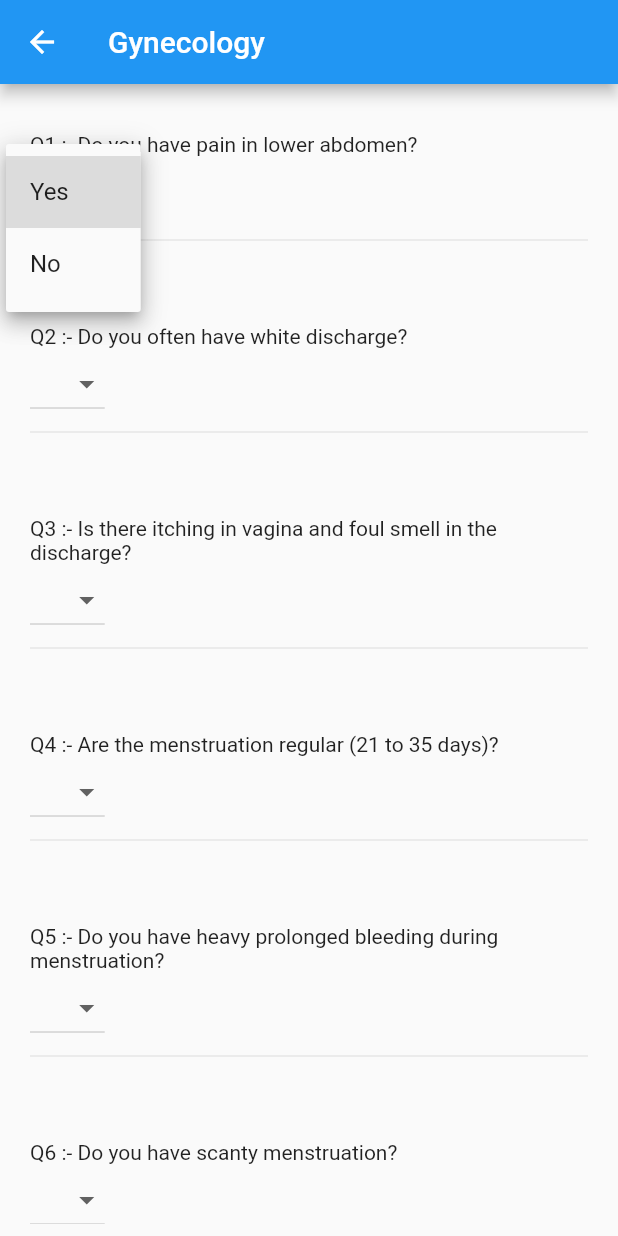
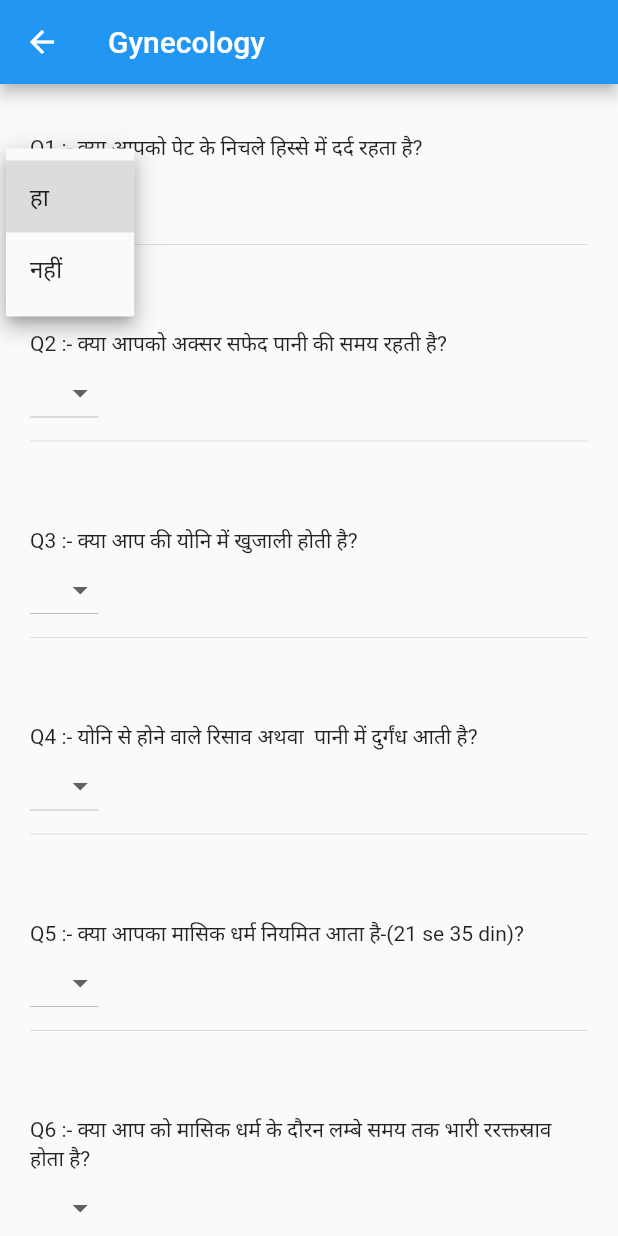
Before and after one commit to ManasviPatidar/mpgov-health, a Flutter app: the GynecologyPage screen opened directly with empty values, after a tap on the "arrow drop down" icon, on a phone screen of 412 x 824 dp. Run offline on Flutter 3.47's test engine with Material 2 defaults, Android fonts, the phone set to English and light mode, and no system bars; our stand-ins replace cloud_firestore, firebase_core, get; accounts and stored records are empty.

Commit message:
feat:hindi text

```diff
--- a/lib/details.dart
+++ b/lib/details.dart
@@ -76,111 +76,118 @@ class _DetailsPageState extends State<DetailsPage> {
         ['Gender', (data['gender'] ?? 'Not selected')],
         ['Address', (data['address'] ?? 'Not added')],
       ];
-      if (data['answers'].length == 10) {
+      if (data['answers'].length == 11) {
         answers = [
           [
-            'Q1: Do you have pain in lower abdomen?',
+            'Q1: क्या आपको पेट के निचले हिस्से में दर्द रहता है?',
             data['answers'][0] ?? 'Not answered',
           ],
           [
-            'Q2: Do you often have white discharge?',
+            'Q2: क्या आपको अक्सर सफेद पानी की समय रहती है?',
             data['answers'][1] ?? 'Not answered',
           ],
           [
-            'Q3: Is there itching in vagina and foul smell in the discharge?',
+            'Q3: क्या आप की योनि में खुजाली होती है?',
             data['answers'][2] ?? 'Not answered',
           ],
           [
-            'Q4: Are the menstruation regular (21 to 35 days)?',
+            'Q4: योनि से होने वाले रिसाव अथवा  पानी में दुर्गंध आती है?',
             data['answers'][3] ?? 'Not answered',
           ],
           [
-            'Q5: Do you have heavy prolonged bleeding during menstruation?',
+            'Q5: क्या आपका मासिक धर्म नियमित आता है-(21 se 35 din)?',
             data['answers'][4] ?? 'Not answered',
           ],
           [
-            'Q6: Do you have scanty menstruation?',
+            'Q6: क्या आप को मासिक धर्म के दौरन लम्बे समय तक भारी ररक्तस्राव  होता है?',
             data['answers'][5] ?? 'Not answered',
           ],
           [
-            'Q7: Do you have excessive stomach pain during menstruation?',
+            'Q7: क्या आप को मासिक धर्म कम होता है?',
             data['answers'][6] ?? 'Not answered',
           ],
           [
-            'Q8: Do you have pain during intercourse?',
+            'Q8: क्या आप को मासिक धर्म के दौरन पेट में अधिक दर्द होता है?',
             data['answers'][7] ?? 'Not answered',
           ],
           [
-            'Q9: (Above 45) Do you have symptoms of menopause '
-                'like hot flushes, depression or anxiety?',
+            'Q9: क्या आप को  संभोग करते समय दर्द होता है?',
             data['answers'][8] ?? 'Not answered',
           ],
           [
-            'Q10: How much water do you take in a day?',
+            'Q10: क्या आपके पास रजोनिवृति के लक्षण है जैसे गरम फ्लश अवसाद या चिंता?',
             data['answers'][9] ?? 'Not answered',
+          ],
+          [
+            'Q11: आप एक दिन में कितना पानी पी लेते हैं?',
+            data['answers'][10] ?? 'Not answered',
           ],
         ];
       } else {
         answers = [
           [
-            'Q1: What is weight of the child?',
+            'Q1: बच्चे की आयु?',
             data['answers'][0] ?? 'Not answered',
           ],
           [
-            'Q2: What is the height of the child?',
+            'Q2: बच्चे का वजन?',
             data['answers'][1] ?? 'Not answered',
           ],
           [
-            'Q3: What is the mid arm circumference of the child?',
+            'Q3: बच्चे की ऊंचाई?',
             data['answers'][2] ?? 'Not answered',
           ],
           [
-            'Q4: What is appetite?',
+            'Q4: बच्चे की ग्रेड?',
             data['answers'][3] ?? 'Not answered',
           ],
           [
-            'Q5: ',
+            'Q5: बच्चे की भुख का स्तर',
             data['answers'][4] ?? 'Not answered',
           ],
           [
-            'Q6: How much isilk intake?',
+            'Q6: क्या बच्चा मिट्टी, चुना खाता है?',
             data['answers'][5] ?? 'Not answered',
           ],
           [
-            'Q7: How many times he/she takes solid food?',
+            'Q7: बच्चा कितनी बार दूध पिता है?',
             data['answers'][6] ?? 'Not answered',
           ],
           [
-            'Q8: What solid food?',
+            'Q8: बच्चा कितनी बार थोस अहार लेता है?',
             data['answers'][7] ?? 'Not answered',
           ],
           [
-            'Q9: Is there fruit intake?',
+            'Q9: थोस आहार?',
             data['answers'][8] ?? 'Not answered',
           ],
           [
-            'Q10: If yes then how many times in a day?',
+            'Q10: क्या बच्चा फल खाता है?',
             data['answers'][9] ?? 'Not answered',
           ],
           [
-            'Q11: Does the child have loose motion and stomach ache often?',
+            'Q11: कितनी बार फल खाता है?',
             data['answers'][10] ?? 'Not answered',
           ],
           [
-            'Q12: Is he/ she prone to cold?',
+            'Q12: क्या बच्चे को अक्सर थंडी लगती है?',
             data['answers'][11] ?? 'Not answered',
           ],
           [
-            'Q13: Does he/she get fever very often?',
+            'Q13: क्या बच्चे को अक्सर बुखार आता-है?',
             data['answers'][12] ?? 'Not answered',
           ],
           [
-            'Q14: If he/she is taking mother\'s milk then how many times?',
+            'Q14: बच्चा मां का दूध कितनी बार पिता है?',
             data['answers'][13] ?? 'Not answered',
           ],
           [
-            'Q15: Does the child vomit very often?',
-            data['answers'][13] ?? 'Not answered',
+            'Q15: क्या बच्चा अक्सर उल्टी करता है?',
+            data['answers'][14] ?? 'Not answered',
+          ],
+          [
+            'Q16: अगर बच्चा उल्टी करता है तो कितनी बार करता है?',
+            data['answers'][15] ?? 'Not answered',
           ],
         ];
       }
--- a/lib/gynecology.dart
+++ b/lib/gynecology.dart
@@ -14,7 +14,7 @@ class GynecologyPage extends StatefulWidget {
 }
 
 class _GynecologyPageState extends State<GynecologyPage> {
-  List<String?> answers = List.filled(10, null);
+  List<String?> answers = List.filled(11, null);
 
   @override
   Widget build(BuildContext context) {
@@ -31,7 +31,8 @@ class _GynecologyPageState extends State<GynecologyPage> {
               child: Column(
                 crossAxisAlignment: CrossAxisAlignment.start,
                 children: [
-                  const Text('Q1 :- Do you have pain in lower abdomen?'),
+                  const Text(
+                      'Q1 :- क्या आपको पेट के निचले हिस्से में दर्द रहता है?'),
                   DropdownButton<String>(
                     value: answers[0],
                     items: _yesAndNo(),
@@ -46,7 +47,7 @@ class _GynecologyPageState extends State<GynecologyPage> {
               child: Column(
                 crossAxisAlignment: CrossAxisAlignment.start,
                 children: [
-                  const Text('Q2 :- Do you often have white discharge?'),
+                  const Text('Q2 :- क्या आपको अक्सर सफेद पानी की समय रहती है?'),
                   DropdownButton<String>(
                     value: answers[1],
                     items: _yesAndNo(),
@@ -61,8 +62,7 @@ class _GynecologyPageState extends State<GynecologyPage> {
               child: Column(
                 crossAxisAlignment: CrossAxisAlignment.start,
                 children: [
-                  const Text(
-                      'Q3 :- Is there itching in vagina and foul smell in the discharge?'),
+                  const Text('Q3 :- क्या आप की योनि में खुजाली होती है?'),
                   DropdownButton<String>(
                     value: answers[2],
                     items: _yesAndNo(),
@@ -78,7 +78,7 @@ class _GynecologyPageState extends State<GynecologyPage> {
                 crossAxisAlignment: CrossAxisAlignment.start,
                 children: [
                   const Text(
-                      'Q4 :- Are the menstruation regular (21 to 35 days)?'),
+                      'Q4 :- योनि से होने वाले रिसाव अथवा  पानी में दुर्गंध आती है?'),
                   DropdownButton<String>(
                     value: answers[3],
                     items: _yesAndNo(),
@@ -94,7 +94,7 @@ class _GynecologyPageState extends State<GynecologyPage> {
                 crossAxisAlignment: CrossAxisAlignment.start,
                 children: [
                   const Text(
-                      'Q5 :- Do you have heavy prolonged bleeding during menstruation?'),
+                      'Q5 :- क्या आपका मासिक धर्म नियमित आता है-(21 se 35 din)?'),
                   DropdownButton<String>(
                     value: answers[4],
                     items: _yesAndNo(),
@@ -109,7 +109,8 @@ class _GynecologyPageState extends State<GynecologyPage> {
               child: Column(
                 crossAxisAlignment: CrossAxisAlignment.start,
                 children: [
-                  const Text('Q6 :- Do you have scanty menstruation?'),
+                  const Text(
+                      'Q6 :- क्या आप को मासिक धर्म के दौरन लम्बे समय तक भारी ररक्तस्राव  होता है?'),
                   DropdownButton<String>(
                     value: answers[5],
                     items: _yesAndNo(),
@@ -124,8 +125,7 @@ class _GynecologyPageState extends State<GynecologyPage> {
               child: Column(
                 crossAxisAlignment: CrossAxisAlignment.start,
                 children: [
-                  const Text(
-                      'Q7 :- Do you have excessive stomach pain during menstruation?'),
+                  const Text('Q7 :- क्या आप को मासिक धर्म कम होता है?'),
                   DropdownButton<String>(
                     value: answers[6],
                     items: _yesAndNo(),
@@ -140,7 +140,8 @@ class _GynecologyPageState extends State<GynecologyPage> {
               child: Column(
                 crossAxisAlignment: CrossAxisAlignment.start,
                 children: [
-                  const Text('Q8 :- Do you have pain during intercourse?'),
+                  const Text(
+                      'Q8 :- क्या आप को मासिक धर्म के दौरन पेट में अधिक दर्द होता है?'),
                   DropdownButton<String>(
                     value: answers[7],
                     items: _yesAndNo(),
@@ -155,8 +156,7 @@ class _GynecologyPageState extends State<GynecologyPage> {
               child: Column(
                 crossAxisAlignment: CrossAxisAlignment.start,
                 children: [
-                  const Text(
-                      'Q9 :- (Above 45) Do you have symptoms of menopause like hot flushes, depression or anxiety?'),
+                  const Text('Q9 :- क्या आप को  संभोग करते समय दर्द होता है?'),
                   DropdownButton<String>(
                     value: answers[8],
                     items: _yesAndNo(),
@@ -171,16 +171,31 @@ class _GynecologyPageState extends State<GynecologyPage> {
               child: Column(
                 crossAxisAlignment: CrossAxisAlignment.start,
                 children: [
-                  const Text('Q10 :- How much water do you take in a day? '
-                      '(8-10 glass is good)'),
+                  const Text(
+                      'Q10 :-क्या आपके पास रजोनिवृति के लक्षण है जैसे गरम फ्लश अवसाद या चिंता?'),
                   DropdownButton<String>(
                     value: answers[9],
+                    items: _yesAndNo(),
+                    onChanged: (a) => _save(a, 9),
+                  ),
+                  const Divider(),
+                ],
+              ),
+            ),
+            Container(
+              padding: const EdgeInsets.fromLTRB(12, 24, 12, 24),
+              child: Column(
+                crossAxisAlignment: CrossAxisAlignment.start,
+                children: [
+                  const Text('Q11 :- आप एक दिन में कितना पानी पी लेते हैं'),
+                  DropdownButton<String>(
+                    value: answers[10],
                     items: _getOptions([
                       '2-3 Glasses',
                       '4-6 Glasses',
                       '7-10 Glasses',
                     ]),
-                    onChanged: (a) => _save(a, 9),
+                    onChanged: (a) => _save(a, 10),
                   ),
                   const Divider(),
                 ],
@@ -213,7 +228,7 @@ class _GynecologyPageState extends State<GynecologyPage> {
   }
 
   List<DropdownMenuItem<String>> _yesAndNo() {
-    return _getOptions(['Yes', 'No']);
+    return _getOptions(['हा', 'नहीं']);
   }
 
   List<DropdownMenuItem<String>> _getOptions(List<String> options) {
--- a/lib/pediatric.dart
+++ b/lib/pediatric.dart
@@ -14,7 +14,7 @@ class PediatricPage extends StatefulWidget {
 }
 
 class _PediatricPageState extends State<PediatricPage> {
-  List<String?> answers = List.filled(15, null);
+  List<String?> answers = List.filled(16, null);
 
   @override
   Widget build(BuildContext context) {
@@ -31,10 +31,8 @@ class _PediatricPageState extends State<PediatricPage> {
               child: Column(
                 crossAxisAlignment: CrossAxisAlignment.start,
                 children: [
-                  const Text('Q1 :- What is weight of the child?'),
-                  DropdownButton<String>(
-                    value: answers[0],
-                    items: _yesAndNo(), //TODO: Change options.
+                  const Text('Q1 :- बच्चे की आयु?'),
+                  TextField(
                     onChanged: (a) => _save(a, 0),
                   ),
                   const Divider(),
@@ -46,10 +44,8 @@ class _PediatricPageState extends State<PediatricPage> {
               child: Column(
                 crossAxisAlignment: CrossAxisAlignment.start,
                 children: [
-                  const Text('Q2 :- What is the height of the child?'),
-                  DropdownButton<String>(
-                    value: answers[1],
-                    items: _yesAndNo(),
+                  const Text('Q2 :- बच्चे का वजन?'),
+                  TextField(
                     onChanged: (a) => _save(a, 1),
                   ),
                   const Divider(),
@@ -61,11 +57,8 @@ class _PediatricPageState extends State<PediatricPage> {
               child: Column(
                 crossAxisAlignment: CrossAxisAlignment.start,
                 children: [
-                  const Text(
-                      'Q3 :- What is the mid arm circumference of the child?'),
-                  DropdownButton<String>(
-                    value: answers[2],
-                    items: _yesAndNo(),
+                  const Text('Q3 :- बच्चे की ऊंचाई?'),
+                  TextField(
                     onChanged: (a) => _save(a, 2),
                   ),
                   const Divider(),
@@ -77,10 +70,14 @@ class _PediatricPageState extends State<PediatricPage> {
               child: Column(
                 crossAxisAlignment: CrossAxisAlignment.start,
                 children: [
-                  const Text('Q4 :- What is appetite?'),
+                  const Text('Q4 :- बच्चे की ग्रेड?'),
                   DropdownButton<String>(
                     value: answers[3],
-                    items: _getOptions(['Low', 'Moderate', 'Often']),
+                    items: _getOptions([
+                      'अति गंभीर कुपोषित',
+                      'मध्यम गंभीर कुपोषित',
+                      'बहुत कम वजन'
+                    ]),
                     onChanged: (a) => _save(a, 3),
                   ),
                   const Divider(),
@@ -92,10 +89,11 @@ class _PediatricPageState extends State<PediatricPage> {
               child: Column(
                 crossAxisAlignment: CrossAxisAlignment.start,
                 children: [
-                  const Text('Q5 :- ?'), //TODO: Add question.
+                  const Text(
+                      'Q5 :- बच्चे की भुख का स्तर?'), //TODO: Add question.
                   DropdownButton<String>(
                     value: answers[4],
-                    items: _getOptions(['Low', 'Moderate', 'Often']),
+                    items: _getOptions(['कम', 'मध्यम', 'अच्छा']),
                     onChanged: (a) => _save(a, 4),
                   ),
                   const Divider(),
@@ -107,10 +105,10 @@ class _PediatricPageState extends State<PediatricPage> {
               child: Column(
                 crossAxisAlignment: CrossAxisAlignment.start,
                 children: [
-                  const Text('Q6 :- How much isilk intake?'),
+                  const Text('Q6 :- क्या बच्चा मिट्टी, चुना खाता है?'),
                   DropdownButton<String>(
                     value: answers[5],
-                    items: _getOptions(['Once ', 'Twice', 'Never']),
+                    items: _yesAndNo(),
                     onChanged: (a) => _save(a, 5),
                   ),
                   const Divider(),
@@ -122,10 +120,10 @@ class _PediatricPageState extends State<PediatricPage> {
               child: Column(
                 crossAxisAlignment: CrossAxisAlignment.start,
                 children: [
-                  const Text('Q7 :- How many times he/ she takes solid food?'),
+                  const Text('Q7 :- बच्चा कितनी बार दूध पिता है?'),
                   DropdownButton<String>(
                     value: answers[6],
-                    items: _getOptions(['Once ', 'Twice', 'Never']),
+                    items: _getOptions([' एक', 'दो', 'तीन', 'कभी नहीं']),
                     onChanged: (a) => _save(a, 6),
                   ),
                   const Divider(),
@@ -137,10 +135,10 @@ class _PediatricPageState extends State<PediatricPage> {
               child: Column(
                 crossAxisAlignment: CrossAxisAlignment.start,
                 children: [
-                  const Text('Q8 :- What solid food?'),
+                  const Text('Q8 :- बच्चा कितनी बार थोस अहार लेता है?'),
                   DropdownButton<String>(
                     value: answers[7],
-                    items: _getOptions(['Dal chawal', 'Roti sabji', 'Khichdi']),
+                    items: _getOptions(['एक', 'दो', 'तीन', 'कभी नहीं']),
                     onChanged: (a) => _save(a, 7),
                   ),
                   const Divider(),
@@ -152,10 +150,11 @@ class _PediatricPageState extends State<PediatricPage> {
               child: Column(
                 crossAxisAlignment: CrossAxisAlignment.start,
                 children: [
-                  const Text('Q9 :- Is there fruit intake?'),
+                  const Text('Q9 :- थोस आहार?'),
                   DropdownButton<String>(
                     value: answers[8],
-                    items: _yesAndNo(),
+                    items: _getOptions(
+                        ['दाल चावल', 'रोटी सब्जी', 'खिचड़ी', 'अन्य']),
                     onChanged: (a) => _save(a, 8),
                   ),
                   const Divider(),
@@ -167,14 +166,10 @@ class _PediatricPageState extends State<PediatricPage> {
               child: Column(
                 crossAxisAlignment: CrossAxisAlignment.start,
                 children: [
-                  const Text('Q10 :- If yes then how many times in a day?'),
+                  const Text('Q10 :- क्या बच्चा फल खाता है?'),
                   DropdownButton<String>(
                     value: answers[9],
-                    items: _getOptions([
-                      'Once ',
-                      'Twice',
-                      'Sometimes in a week',
-                    ]),
+                    items: _yesAndNo(),
                     onChanged: (a) => _save(a, 9),
                   ),
                   const Divider(),
@@ -186,11 +181,10 @@ class _PediatricPageState extends State<PediatricPage> {
               child: Column(
                 crossAxisAlignment: CrossAxisAlignment.start,
                 children: [
-                  const Text('Q11 :- Does the child have loose motion '
-                      'and stomach ache often?'),
+                  const Text('Q11 :- कितनी बार फल खाता है?'),
                   DropdownButton<String>(
                     value: answers[10],
-                    items: _yesAndNo(),
+                    items: _getOptions(['एक', 'दो', 'तीन', 'कभी नहीं']),
                     onChanged: (a) => _save(a, 10),
                   ),
                   const Divider(),
@@ -202,7 +196,7 @@ class _PediatricPageState extends State<PediatricPage> {
               child: Column(
                 crossAxisAlignment: CrossAxisAlignment.start,
                 children: [
-                  const Text('Q12 :- Is he/ she prone to cold?'),
+                  const Text('Q12 :- क्या बच्चे को अक्सर थंडी लगती है?'),
                   DropdownButton<String>(
                     value: answers[11],
                     items: _yesAndNo(),
@@ -217,7 +211,7 @@ class _PediatricPageState extends State<PediatricPage> {
               child: Column(
                 crossAxisAlignment: CrossAxisAlignment.start,
                 children: [
-                  const Text('Q13 :- Does he/she get fever very often?'),
+                  const Text('Q13 :- क्या बच्चे को अक्सर बुखार आता-है?'),
                   DropdownButton<String>(
                     value: answers[12],
                     items: _yesAndNo(),
@@ -232,11 +226,10 @@ class _PediatricPageState extends State<PediatricPage> {
               child: Column(
                 crossAxisAlignment: CrossAxisAlignment.start,
                 children: [
-                  const Text('Q14 :- If he/she is taking mother\'s milk, '
-                      'then how many times?'),
+                  const Text('Q14 :- बच्चा मां का दूध कितनी बार पिता है?'),
                   DropdownButton<String>(
                     value: answers[13],
-                    items: _yesAndNo(),
+                    items: _getOptions(['एक', 'दो', 'तीन', 'तीन से ज्यादा']),
                     onChanged: (a) => _save(a, 13),
                   ),
                   const Divider(),
@@ -248,11 +241,27 @@ class _PediatricPageState extends State<PediatricPage> {
               child: Column(
                 crossAxisAlignment: CrossAxisAlignment.start,
                 children: [
-                  const Text('Q15 :- Does the child vomit very often?'),
+                  const Text('Q15 :- क्या बच्चा अक्सर उल्टी करता है?'),
                   DropdownButton<String>(
                     value: answers[14],
                     items: _yesAndNo(),
                     onChanged: (a) => _save(a, 14),
+                  ),
+                  const Divider(),
+                ],
+              ),
+            ),
+            Container(
+              padding: const EdgeInsets.fromLTRB(12, 24, 12, 24),
+              child: Column(
+                crossAxisAlignment: CrossAxisAlignment.start,
+                children: [
+                  const Text(
+                      'Q16 :- अगर बच्चा उल्टी करता है तो कितनी बार करता है?'),
+                  DropdownButton<String>(
+                    value: answers[15],
+                    items: _getOptions(['एक', 'दो', 'तीन', 'तीन से ज्यादा']),
+                    onChanged: (a) => _save(a, 15),
                   ),
                   const Divider(),
                 ],
@@ -285,7 +294,7 @@ class _PediatricPageState extends State<PediatricPage> {
   }
 
   List<DropdownMenuItem<String>> _yesAndNo() {
-    return _getOptions(['Yes', 'No']);
+    return _getOptions(['हा', 'नहीं']);
   }
 
   List<DropdownMenuItem<String>> _getOptions(List<String> options) {
```
Also changed, not shown: lib/home.dart (+4 -4 lines), pubspec.lock, 1 other file.
